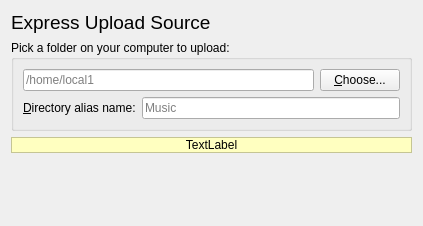
This is src/mirall/folderwizardsourcepage.ui in GrossLukas/client as Qt 5 draws it before an edit. The edited form follows.
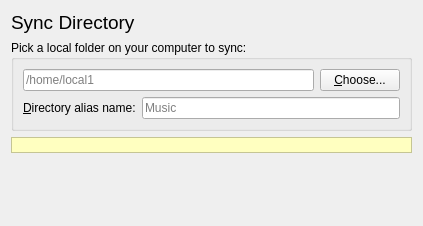
This is the edited form.

Diff of the .ui file:
```diff
--- a/src/mirall/folderwizardsourcepage.ui
+++ b/src/mirall/folderwizardsourcepage.ui
@@ -22,14 +22,14 @@
       </font>
      </property>
      <property name="text">
-      <string>Express Upload Source</string>
+      <string>Sync Directory</string>
      </property>
     </widget>
    </item>
    <item row="1" column="0">
     <widget class="QGroupBox" name="groupBox">
      <property name="title">
-      <string>Pick a folder on your computer to upload:</string>
+      <string>Pick a local folder on your computer to sync:</string>
      </property>
      <layout class="QGridLayout" name="gridLayout">
       <item row="0" column="0">
@@ -147,7 +147,7 @@
       <enum>QFrame::StyledPanel</enum>
      </property>
      <property name="text">
-      <string>TextLabel</string>
+      <string/>
      </property>
      <property name="textFormat">
       <enum>Qt::AutoText</enum>
```
